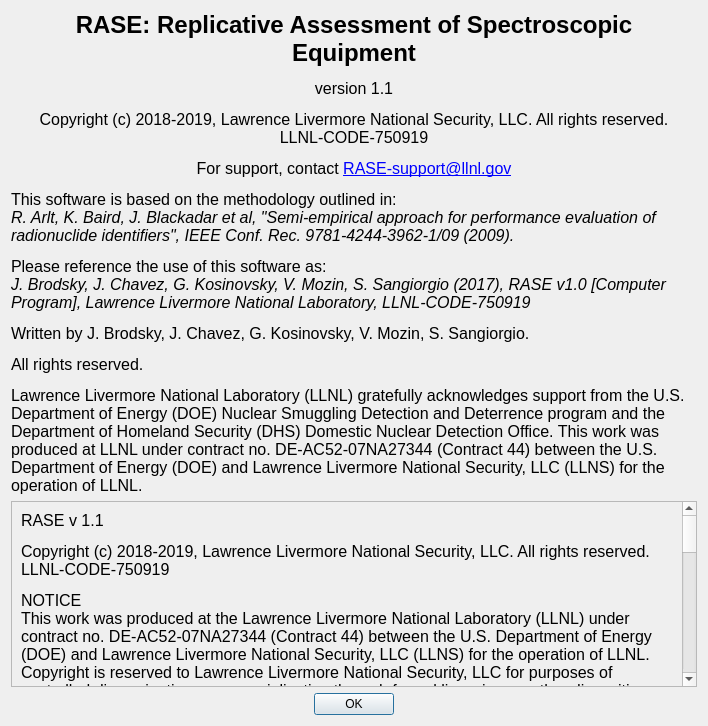
The window that src/ui/about_dialog.ui (LLNL/RASE) describes before a commit, drawn with Qt 5.
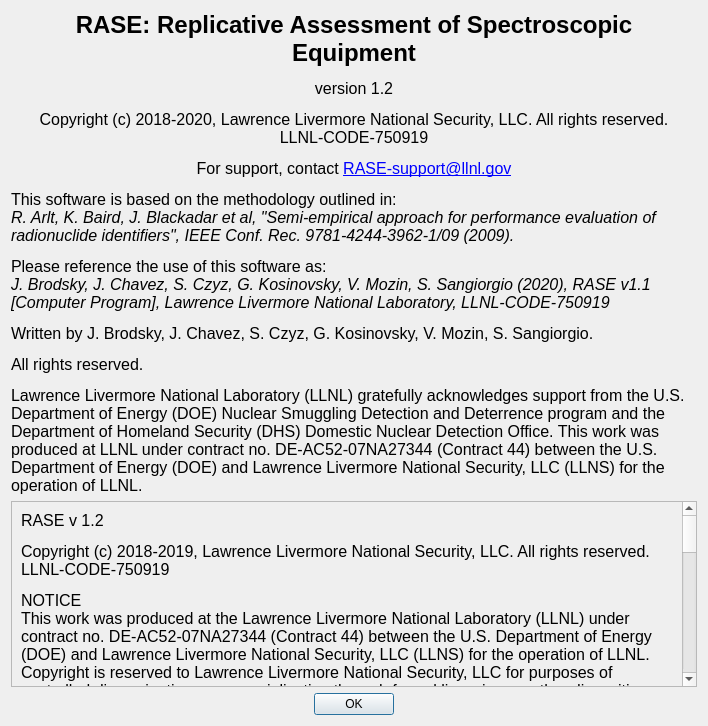
The same window after the commit.

What changed in the file:
```diff
--- a/src/ui/about_dialog.ui
+++ b/src/ui/about_dialog.ui
@@ -17,7 +17,7 @@
    <item>
     <widget class="QLabel" name="label">
      <property name="text">
-      <string>&lt;html&gt;&lt;head/&gt;&lt;body&gt;&lt;p align=&quot;center&quot;&gt;&lt;span style=&quot; font-family:'Times New Roman,serif'; font-size:18pt; font-weight:600;&quot;&gt;RASE: Replicative Assessment of Spectroscopic Equipment&lt;/span&gt;&lt;/p&gt;&lt;p align=&quot;center&quot;&gt;&lt;span style=&quot; font-family:'Times New Roman,serif'; font-size:12pt;&quot;&gt;version 1.1&lt;/span&gt;&lt;/p&gt;&lt;p align=&quot;center&quot;&gt;&lt;span style=&quot; font-family:'Times New Roman,serif'; font-size:12pt;&quot;&gt;Copyright (c) 2018-2019, Lawrence Livermore National Security, LLC. All rights reserved. &lt;br/&gt;LLNL-CODE-750919&lt;/span&gt;&lt;/p&gt;&lt;p align=&quot;center&quot;&gt;&lt;span style=&quot; font-family:'Times New Roman,serif'; font-size:12pt;&quot;&gt;For support, contact &lt;/span&gt;&lt;a href=&quot;mailto:RASE-support@llnl.gov&quot;&gt;&lt;span style=&quot; font-family:'Times New Roman,serif'; font-size:12pt; text-decoration: underline; color:#0000ff;&quot;&gt;RASE-support@llnl.gov&lt;/span&gt;&lt;/a&gt;&lt;/p&gt;&lt;p&gt;&lt;span style=&quot; font-family:'Times New Roman,serif'; font-size:12pt;&quot;&gt;This software is based on the methodology outlined in:&lt;br/&gt;&lt;/span&gt;&lt;span style=&quot; font-family:'Times New Roman,serif'; font-size:12pt; font-style:italic;&quot;&gt;R. Arlt, K. Baird, J. Blackadar et al, &amp;quot;Semi-empirical approach for performance evaluation of radionuclide identifiers&amp;quot;, IEEE Conf. Rec. 9781-4244-3962-1/09 (2009).&lt;/span&gt;&lt;/p&gt;&lt;p&gt;&lt;span style=&quot; font-family:'Times New Roman,serif'; font-size:12pt;&quot;&gt;Please reference the use of this software as:&lt;br/&gt;&lt;/span&gt;&lt;span style=&quot; font-family:'Times New Roman,serif'; font-size:12pt; font-style:italic;&quot;&gt;J. Brodsky, J. Chavez, G. Kosinovsky, V. Mozin, S. Sangiorgio (2017), RASE v1.0 [Computer Program], Lawrence Livermore National Laboratory, LLNL-CODE-750919&lt;/span&gt;&lt;/p&gt;&lt;p&gt;&lt;span style=&quot; font-family:'Times New Roman,serif'; font-size:12pt;&quot;&gt;Written by J. Brodsky, J. Chavez, G. Kosinovsky, V. Mozin, S. Sangiorgio. &lt;/span&gt;&lt;/p&gt;&lt;p&gt;&lt;span style=&quot; font-family:'Times New Roman,serif'; font-size:12pt;&quot;&gt;All rights reserved.&lt;/span&gt;&lt;/p&gt;&lt;p&gt;&lt;span style=&quot; font-family:'Times New Roman,serif'; font-size:12pt;&quot;&gt;Lawrence Livermore National Laboratory (LLNL) gratefully acknowledges support from the U.S. Department of Energy (DOE) Nuclear Smuggling Detection and Deterrence program and the Department of Homeland Security (DHS) Domestic Nuclear Detection Office. This work was produced at LLNL under contract no. DE-AC52-07NA27344 (Contract 44) between the U.S. Department of Energy (DOE) and Lawrence Livermore National Security, LLC (LLNS) for the operation of LLNL.&lt;/span&gt;&lt;/p&gt;&lt;/body&gt;&lt;/html&gt;</string>
+      <string>&lt;html&gt;&lt;head/&gt;&lt;body&gt;&lt;p align=&quot;center&quot;&gt;&lt;span style=&quot; font-family:'Times New Roman,serif'; font-size:18pt; font-weight:600;&quot;&gt;RASE: Replicative Assessment of Spectroscopic Equipment&lt;/span&gt;&lt;/p&gt;&lt;p align=&quot;center&quot;&gt;&lt;span style=&quot; font-family:'Times New Roman,serif'; font-size:12pt;&quot;&gt;version 1.2&lt;/span&gt;&lt;/p&gt;&lt;p align=&quot;center&quot;&gt;&lt;span style=&quot; font-family:'Times New Roman,serif'; font-size:12pt;&quot;&gt;Copyright (c) 2018-2020, Lawrence Livermore National Security, LLC. All rights reserved. &lt;br/&gt;LLNL-CODE-750919&lt;/span&gt;&lt;/p&gt;&lt;p align=&quot;center&quot;&gt;&lt;span style=&quot; font-family:'Times New Roman,serif'; font-size:12pt;&quot;&gt;For support, contact &lt;/span&gt;&lt;a href=&quot;mailto:RASE-support@llnl.gov&quot;&gt;&lt;span style=&quot; font-family:'Times New Roman,serif'; font-size:12pt; text-decoration: underline; color:#0000ff;&quot;&gt;RASE-support@llnl.gov&lt;/span&gt;&lt;/a&gt;&lt;/p&gt;&lt;p&gt;&lt;span style=&quot; font-family:'Times New Roman,serif'; font-size:12pt;&quot;&gt;This software is based on the methodology outlined in:&lt;br/&gt;&lt;/span&gt;&lt;span style=&quot; font-family:'Times New Roman,serif'; font-size:12pt; font-style:italic;&quot;&gt;R. Arlt, K. Baird, J. Blackadar et al, &amp;quot;Semi-empirical approach for performance evaluation of radionuclide identifiers&amp;quot;, IEEE Conf. Rec. 9781-4244-3962-1/09 (2009).&lt;/span&gt;&lt;/p&gt;&lt;p&gt;&lt;span style=&quot; font-family:'Times New Roman,serif'; font-size:12pt;&quot;&gt;Please reference the use of this software as:&lt;br/&gt;&lt;/span&gt;&lt;span style=&quot; font-family:'Times New Roman,serif'; font-size:12pt; font-style:italic;&quot;&gt;J. Brodsky, J. Chavez, S. Czyz, G. Kosinovsky, V. Mozin, S. Sangiorgio (2020), RASE v1.1 [Computer Program], Lawrence Livermore National Laboratory, LLNL-CODE-750919&lt;/span&gt;&lt;/p&gt;&lt;p&gt;&lt;span style=&quot; font-family:'Times New Roman,serif'; font-size:12pt;&quot;&gt;Written by J. Brodsky, J. Chavez, S. Czyz, G. Kosinovsky, V. Mozin, S. Sangiorgio. &lt;/span&gt;&lt;/p&gt;&lt;p&gt;&lt;span style=&quot; font-family:'Times New Roman,serif'; font-size:12pt;&quot;&gt;All rights reserved.&lt;/span&gt;&lt;/p&gt;&lt;p&gt;&lt;span style=&quot; font-family:'Times New Roman,serif'; font-size:12pt;&quot;&gt;Lawrence Livermore National Laboratory (LLNL) gratefully acknowledges support from the U.S. Department of Energy (DOE) Nuclear Smuggling Detection and Deterrence program and the Department of Homeland Security (DHS) Domestic Nuclear Detection Office. This work was produced at LLNL under contract no. DE-AC52-07NA27344 (Contract 44) between the U.S. Department of Energy (DOE) and Lawrence Livermore National Security, LLC (LLNS) for the operation of LLNL.&lt;/span&gt;&lt;/p&gt;&lt;/body&gt;&lt;/html&gt;</string>
      </property>
      <property name="scaledContents">
       <bool>false</bool>
@@ -40,15 +40,15 @@
        <rect>
         <x>0</x>
         <y>0</y>
-        <width>682</width>
-        <height>472</height>
+        <width>667</width>
+        <height>486</height>
        </rect>
       </property>
       <layout class="QVBoxLayout" name="verticalLayout_2">
        <item>
         <widget class="QLabel" name="label_2">
          <property name="text">
-          <string>&lt;html&gt;&lt;head/&gt;&lt;body&gt;&lt;p&gt;&lt;span style=&quot; font-family:'Times New Roman,serif'; font-size:12pt;&quot;&gt;RASE v 1.1&lt;/span&gt;&lt;/p&gt;&lt;p&gt;&lt;span style=&quot; font-family:'Times New Roman,serif'; font-size:12pt;&quot;&gt;Copyright (c) 2018-2019, Lawrence Livermore National Security, LLC. All rights reserved. LLNL-CODE-750919&lt;/span&gt;&lt;/p&gt;&lt;p&gt;&lt;span style=&quot; font-family:'Times New Roman,serif'; font-size:12pt;&quot;&gt;NOTICE&lt;br/&gt;This work was produced at the Lawrence Livermore National Laboratory (LLNL) under contract no. DE-AC52-07NA27344 (Contract 44) between the U.S. Department of Energy (DOE) and Lawrence Livermore National Security, LLC (LLNS) for the operation of LLNL. Copyright is reserved to Lawrence Livermore National Security, LLC for purposes of controlled dissemination, commercialization through formal licensing, or other disposition under terms of Contract 44; DOE policies, regulations and orders; and U.S. statutes. The rights of the Federal Government are reserved under Contract 44. &lt;/span&gt;&lt;/p&gt;&lt;p&gt;&lt;span style=&quot; font-family:'Times New Roman,serif'; font-size:12pt;&quot;&gt;DISCLAIMER&lt;br/&gt;THE SOFTWARE IS PROVIDED &amp;quot;AS IS&amp;quot;, WITHOUT WARRANTY OF ANY KIND, EXPRESS OR IMPLIED, INCLUDING BUT NOT LIMITED TO THE WARRANTIES OF MERCHANTABILITY, FITNESS FOR A PARTICULAR PURPOSE AND NONINFRINGEMENT. IN NO EVENT SHALL THE AUTHORS OR COPYRIGHT HOLDERS BE LIABLE FOR ANY CLAIM, DAMAGES OR OTHER LIABILITY, WHETHER IN AN ACTION OF CONTRACT, TORT OR OTHERWISE, ARISING FROM, OUT OF OR IN CONNECTION WITH THE SOFTWARE OR THE USE OR OTHER DEALINGS IN THE SOFTWARE.&lt;/span&gt;&lt;/p&gt;&lt;p&gt;&lt;span style=&quot; font-family:'Times New Roman,serif'; font-size:12pt;&quot;&gt;Reference herein to any specific commercial products, process, or service by trade name, trademark, manufacturer or otherwise does not necessarily constitute or imply its endorsement, recommendation, or favoring by the United States Government or Lawrence Livermore National Security, LLC. The views and opinions of authors expressed herein do not necessarily state or reflect those of the United States Government or Lawrence Livermore National Security, LLC, and shall not be used for advertising or product endorsement purposes.&lt;/span&gt;&lt;/p&gt;&lt;p&gt;&lt;span style=&quot; font-family:'Times New Roman,serif'; font-size:12pt;&quot;&gt;LICENSE&lt;/span&gt;&lt;span style=&quot; font-family:'Times New Roman,serif'; font-size:12pt; font-weight:600;&quot;&gt;&lt;br/&gt;&lt;/span&gt;&lt;span style=&quot; font-family:'Times New Roman,serif'; font-size:12pt;&quot;&gt;Permission is hereby granted, free of charge, to any person obtaining a copy of this software and associated documentation files (the &amp;quot;Software&amp;quot;), to deal in the Software without restriction, including without limitation the rights to use, copy, modify, merge, publish, distribute, sublicense, and/or sell copies of the Software, and to permit persons to whom the Software is furnished to do so, subject to the following conditions:&lt;/span&gt;&lt;/p&gt;&lt;p&gt;&lt;span style=&quot; font-family:'Times New Roman,serif'; font-size:12pt;&quot;&gt;The above copyright notice and this permission notice shall be included in all copies or substantial portions of the Software.&lt;/span&gt;&lt;/p&gt;&lt;p&gt;&lt;span style=&quot; font-family:'Times New Roman,serif'; font-size:12pt;&quot;&gt;Neither the name of LLNS nor the names of its contributors may be used to endorse or promote products derived from this software without specific prior written permission.&lt;/span&gt;&lt;/p&gt;&lt;/body&gt;&lt;/html&gt;</string>
+          <string>&lt;html&gt;&lt;head/&gt;&lt;body&gt;&lt;p&gt;&lt;span style=&quot; font-family:'Times New Roman,serif'; font-size:12pt;&quot;&gt;RASE v 1.2&lt;/span&gt;&lt;/p&gt;&lt;p&gt;&lt;span style=&quot; font-family:'Times New Roman,serif'; font-size:12pt;&quot;&gt;Copyright (c) 2018-2019, Lawrence Livermore National Security, LLC. All rights reserved. LLNL-CODE-750919&lt;/span&gt;&lt;/p&gt;&lt;p&gt;&lt;span style=&quot; font-family:'Times New Roman,serif'; font-size:12pt;&quot;&gt;NOTICE&lt;br/&gt;This work was produced at the Lawrence Livermore National Laboratory (LLNL) under contract no. DE-AC52-07NA27344 (Contract 44) between the U.S. Department of Energy (DOE) and Lawrence Livermore National Security, LLC (LLNS) for the operation of LLNL. Copyright is reserved to Lawrence Livermore National Security, LLC for purposes of controlled dissemination, commercialization through formal licensing, or other disposition under terms of Contract 44; DOE policies, regulations and orders; and U.S. statutes. The rights of the Federal Government are reserved under Contract 44. &lt;/span&gt;&lt;/p&gt;&lt;p&gt;&lt;span style=&quot; font-family:'Times New Roman,serif'; font-size:12pt;&quot;&gt;DISCLAIMER&lt;br/&gt;THE SOFTWARE IS PROVIDED &amp;quot;AS IS&amp;quot;, WITHOUT WARRANTY OF ANY KIND, EXPRESS OR IMPLIED, INCLUDING BUT NOT LIMITED TO THE WARRANTIES OF MERCHANTABILITY, FITNESS FOR A PARTICULAR PURPOSE AND NONINFRINGEMENT. IN NO EVENT SHALL THE AUTHORS OR COPYRIGHT HOLDERS BE LIABLE FOR ANY CLAIM, DAMAGES OR OTHER LIABILITY, WHETHER IN AN ACTION OF CONTRACT, TORT OR OTHERWISE, ARISING FROM, OUT OF OR IN CONNECTION WITH THE SOFTWARE OR THE USE OR OTHER DEALINGS IN THE SOFTWARE.&lt;/span&gt;&lt;/p&gt;&lt;p&gt;&lt;span style=&quot; font-family:'Times New Roman,serif'; font-size:12pt;&quot;&gt;Reference herein to any specific commercial products, process, or service by trade name, trademark, manufacturer or otherwise does not necessarily constitute or imply its endorsement, recommendation, or favoring by the United States Government or Lawrence Livermore National Security, LLC. The views and opinions of authors expressed herein do not necessarily state or reflect those of the United States Government or Lawrence Livermore National Security, LLC, and shall not be used for advertising or product endorsement purposes.&lt;/span&gt;&lt;/p&gt;&lt;p&gt;&lt;span style=&quot; font-family:'Times New Roman,serif'; font-size:12pt;&quot;&gt;LICENSE&lt;/span&gt;&lt;span style=&quot; font-family:'Times New Roman,serif'; font-size:12pt; font-weight:600;&quot;&gt;&lt;br/&gt;&lt;/span&gt;&lt;span style=&quot; font-family:'Times New Roman,serif'; font-size:12pt;&quot;&gt;Permission is hereby granted, free of charge, to any person obtaining a copy of this software and associated documentation files (the &amp;quot;Software&amp;quot;), to deal in the Software without restriction, including without limitation the rights to use, copy, modify, merge, publish, distribute, sublicense, and/or sell copies of the Software, and to permit persons to whom the Software is furnished to do so, subject to the following conditions:&lt;/span&gt;&lt;/p&gt;&lt;p&gt;&lt;span style=&quot; font-family:'Times New Roman,serif'; font-size:12pt;&quot;&gt;The above copyright notice and this permission notice shall be included in all copies or substantial portions of the Software.&lt;/span&gt;&lt;/p&gt;&lt;p&gt;&lt;span style=&quot; font-family:'Times New Roman,serif'; font-size:12pt;&quot;&gt;Neither the name of LLNS nor the names of its contributors may be used to endorse or promote products derived from this software without specific prior written permission.&lt;/span&gt;&lt;/p&gt;&lt;/body&gt;&lt;/html&gt;</string>
          </property>
          <property name="wordWrap">
           <bool>true</bool>
```
